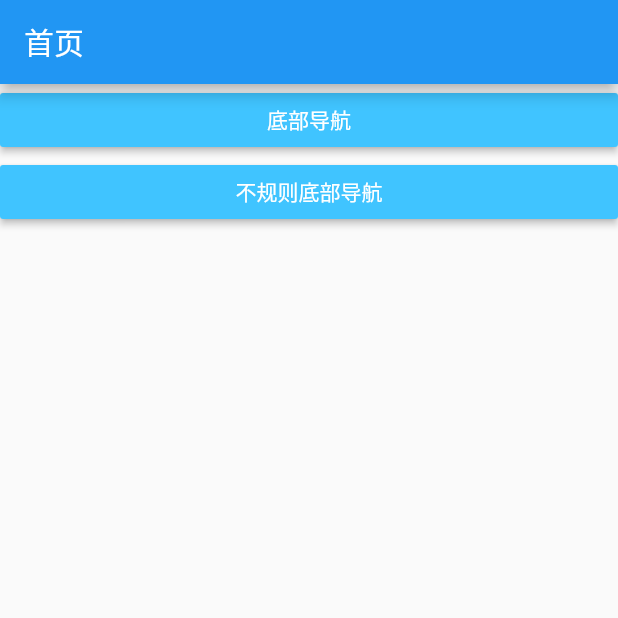
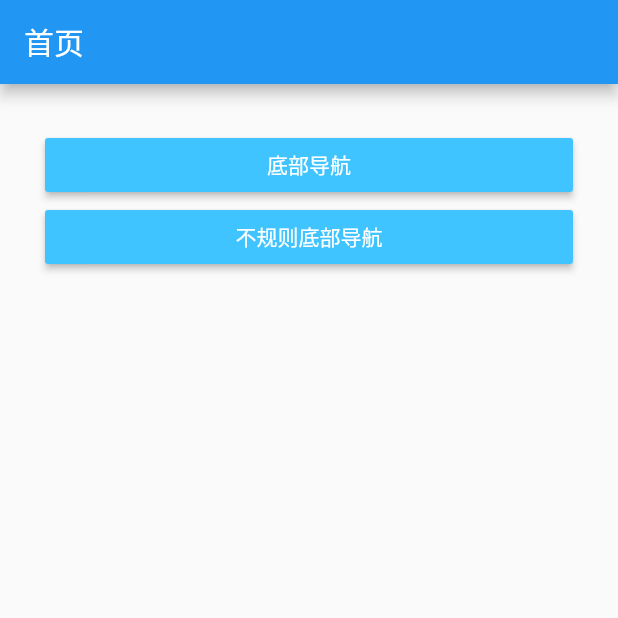
Before and after one commit to no1harm/my_flutter_app, a Flutter app: the screen it shows after launch, on a phone screen of 412 x 824 dp, the top half of it. Run offline on Flutter 3.47's test engine with Material 2 defaults, Android fonts, the phone set to English and light mode, and no system bars.

Commit message:
修改首页样式

```diff
--- a/lib/main.dart
+++ b/lib/main.dart
@@ -23,7 +23,9 @@ class HomePage extends StatelessWidget {
   Widget build(BuildContext context) {
     return new Scaffold(
       appBar: AppBar(title:Text('首页')),
-      body: new ListView(
+      body: new Container(
+        padding: EdgeInsets.all(30.0),
+        child : new ListView(
           children: <Widget>[
             new CustomButton(
               title:'底部导航',
@@ -43,6 +45,7 @@ class HomePage extends StatelessWidget {
             ),
           ],
         )
+      )
     );
   }
 }
```
Lines whose indentation alone changed are shown as unchanged.
